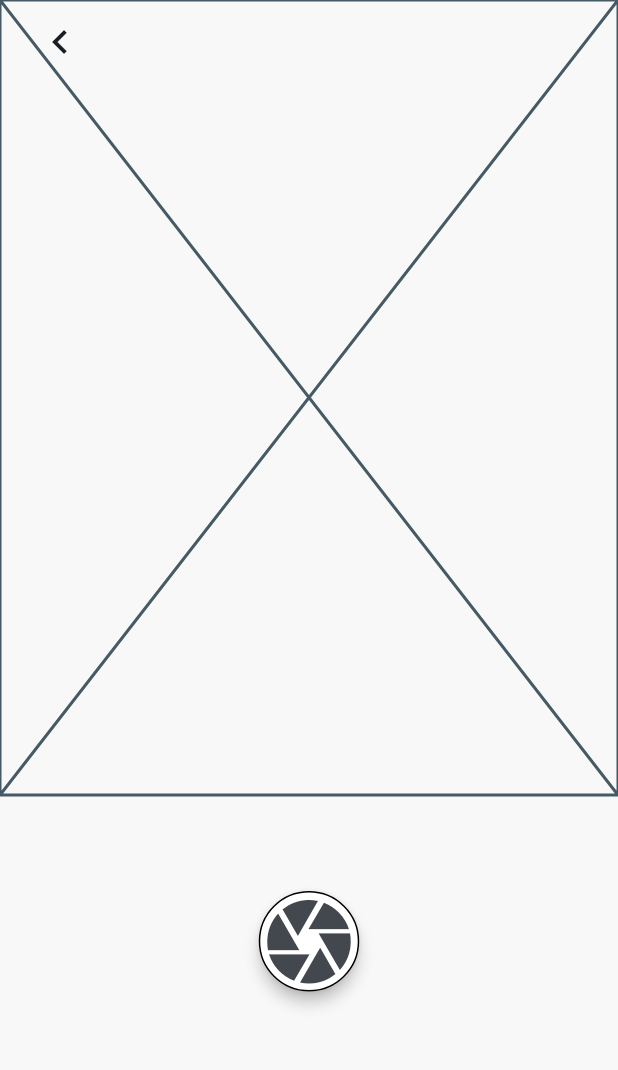
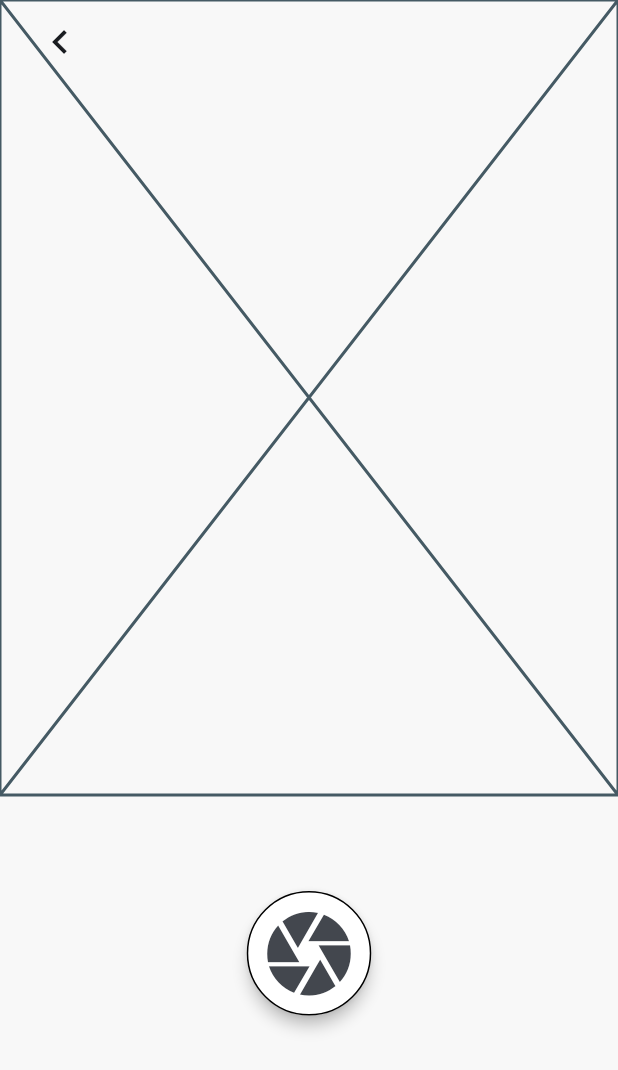
Before and after one commit to after-school-garbage-squad/repaint_mobile, a Flutter app: the OperatorCameraScreen screen opened by its route, on a phone screen of 412 x 824 dp. Shown: the top 1070 px of the screen. Run offline on Flutter 3.47's test engine with Material 2 defaults, Android fonts, the light colour scheme and no system bars; our stand-ins replace auto_route.

Commit message:
fix: remove wrong padding in FlatIconButton

```diff
--- a/lib/features/common/presentation/widgets/flat_icon_button.dart
+++ b/lib/features/common/presentation/widgets/flat_icon_button.dart
@@ -35,7 +35,6 @@ class FlatIconButton extends StatelessWidget {
       onPressed: onPressed,
       icon: Icon(icon),
       iconSize: size,
-      padding: EdgeInsets.zero,
       style: ButtonStyle(
         backgroundColor:
             MaterialStateProperty.all<Color>(colors!.backgroundColor!),
```
